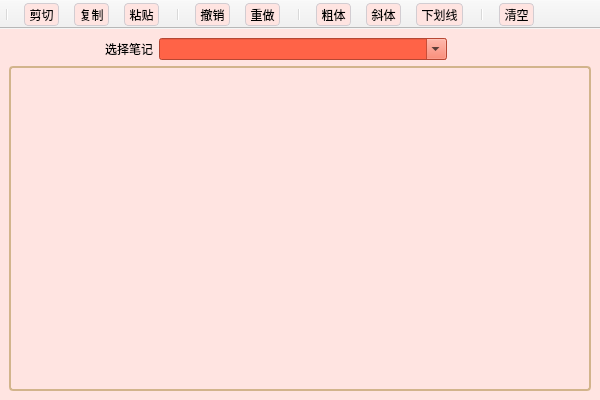
Vivanto-Libera/Pomodoro, file notewindow.ui: the form before one commit.
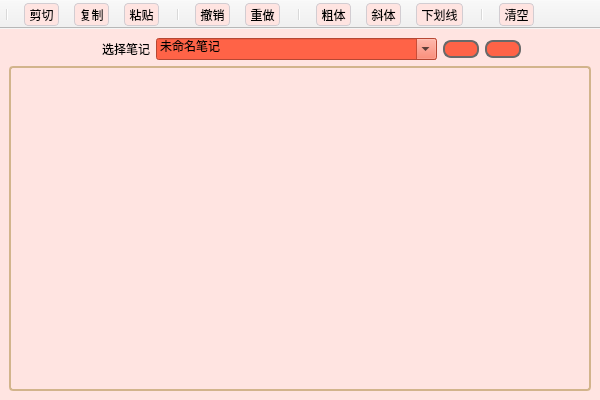
The form after the commit. Icons and pictures are not drawn.

Commit message: Tried to edit conbox's item text, but failed.

```diff
--- a/notewindow.ui
+++ b/notewindow.ui
@@ -123,7 +123,7 @@
   <widget class="QWidget" name="centralwidget">
    <layout class="QVBoxLayout" name="verticalLayout">
     <item>
-     <layout class="QHBoxLayout" name="horizontalLayout" stretch="1,1,4,2">
+     <layout class="QHBoxLayout" name="horizontalLayout" stretch="2,2,8,1,1,2">
       <item>
        <spacer name="horizontalSpacer">
         <property name="orientation">
@@ -151,6 +151,45 @@
        <widget class="QComboBox" name="noteCombo">
         <property name="editable">
          <bool>true</bool>
+        </property>
+        <property name="maxVisibleItems">
+         <number>40</number>
+        </property>
+        <property name="frame">
+         <bool>true</bool>
+        </property>
+        <item>
+         <property name="text">
+          <string>未命名笔记</string>
+         </property>
+        </item>
+       </widget>
+      </item>
+      <item>
+       <widget class="QPushButton" name="btn_addNote">
+        <property name="toolTip">
+         <string>新建笔记</string>
+        </property>
+        <property name="text">
+         <string/>
+        </property>
+        <property name="icon">
+         <iconset resource="res.qrc">
+          <normaloff>:/icons/images/add.png</normaloff>:/icons/images/add.png</iconset>
+        </property>
+       </widget>
+      </item>
+      <item>
+       <widget class="QPushButton" name="btn_deleteNote">
+        <property name="toolTip">
+         <string>删除笔记</string>
+        </property>
+        <property name="text">
+         <string/>
+        </property>
+        <property name="icon">
+         <iconset resource="res.qrc">
+          <normaloff>:/icons/images/delete.png</normaloff>:/icons/images/delete.png</iconset>
         </property>
        </widget>
       </item>
```
The commit also changes 2 other files.
